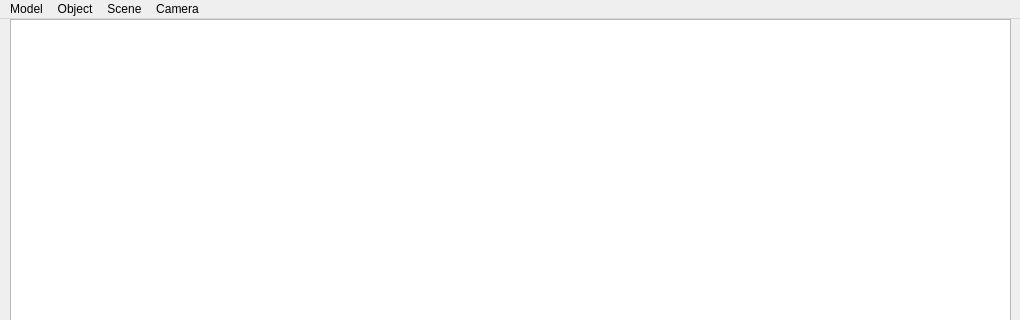
awarebayes/oop, file 3/qt_ui/mainwindow.ui: the form before one commit; both pictures show x 0 to 1020 and y 0 to 320 of the 1020 by 855 pixel window.
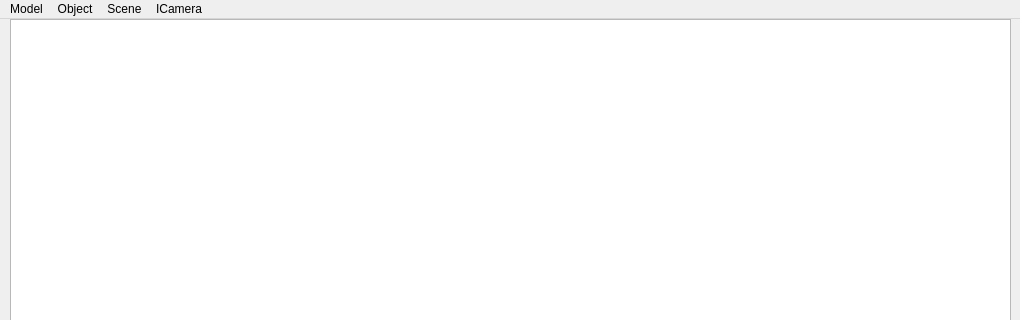
The form after the commit.

What changed in the file:
```diff
--- a/3/qt_ui/mainwindow.ui
+++ b/3/qt_ui/mainwindow.ui
@@ -87,7 +87,7 @@
    </widget>
    <widget class="QMenu" name="menuCamera">
     <property name="title">
-     <string>Camera</string>
+     <string>ICamera</string>
     </property>
     <addaction name="actionNext_Camera"/>
     <addaction name="actionNew_Camera"/>
```
Left out of the diff: 6 changed lines with no effect on the pictures.
